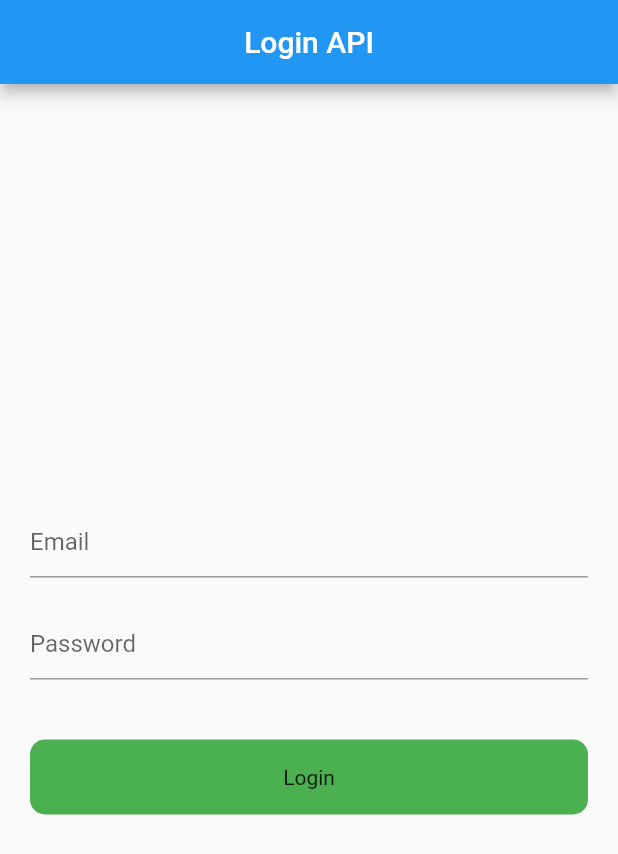
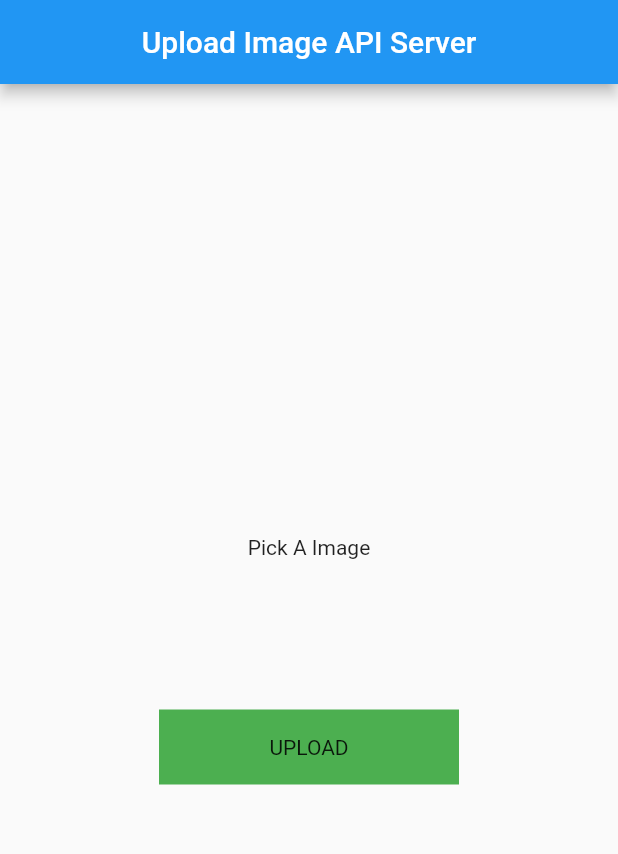
Before and after one commit to mohit-52/Learning-Api-Call-in-Flutter-, a Flutter app: the screen it shows after launch, on a phone screen of 412 x 824 dp. Shown: the top 854 px of the screen. Run offline on Flutter 3.47's test engine with Material 2 defaults, Android fonts, the phone set to English and light mode, and no system bars; drawn by our look-alikes of modal_progress_hud_nsn; our stand-ins replace image_picker.

Commit message:
Image Uploading on API

```diff
--- a/lib/main.dart
+++ b/lib/main.dart
@@ -1,8 +1,5 @@
 import 'package:flutter/material.dart';
-import 'package:learning_api/signup.dart';
-
-import 'login.dart';
-
+import 'package:learning_api/upload_image.dart';
 
 
 void main() {
@@ -20,7 +17,7 @@
 
         primarySwatch: Colors.blue,
       ),
-      home: const LoginScreen(),
+      home: const UploadImageScreen(),
     );
   }
 }
--- /dev/null
+++ b/lib/upload_image.dart
@@ -0,0 +1,115 @@
+import 'dart:io';
+import 'package:flutter/material.dart';
+import 'package:http/http.dart' as http;
+import 'package:image_picker/image_picker.dart';
+import 'package:modal_progress_hud_nsn/modal_progress_hud_nsn.dart';
+
+class UploadImageScreen extends StatefulWidget {
+  const UploadImageScreen({Key? key}) : super(key: key);
+
+  @override
+  State<UploadImageScreen> createState() => _UploadImageScreenState();
+}
+
+class _UploadImageScreenState extends State<UploadImageScreen> {
+
+  File? image;
+  final _picker = ImagePicker();
+  bool showSpinner = false;
+
+  getImage() async {
+    final pickedFile = await _picker.pickImage(
+        source: ImageSource.gallery, imageQuality: 80);
+
+    if (pickedFile != null) {
+      image = File(pickedFile.path);
+      setState(() {
+
+      });
+    } else {
+      print("No image selected");
+    }
+  }
+
+  Future<void> uploadImage() async {
+    setState(() {
+      showSpinner = true;
+    });
+
+    var stream =  http.ByteStream(image!.openRead());
+    stream.cast();
+    var length = await image!.length();
+
+    var uri = Uri.parse('http://fakestoreapi.com/products');
+
+    var request  =  http.MultipartRequest('POST', uri);
+
+    request.fields['title'] = 'Static Title';
+
+    var multiPort = http.MultipartFile('image', stream, length);
+
+    request.files.add(multiPort);
+
+    var response = await request.send();
+
+    if(response.statusCode == 200){
+      setState(() {
+        showSpinner = false;
+      });
+      print("Image Uploaded!");
+    }else{
+      setState(() {
+        showSpinner = false;
+      });
+      print("Failed to upload image!");
+    }
+  }
+
+  @override
+  Widget build(BuildContext context) {
+    return ModalProgressHUD(
+      inAsyncCall: showSpinner,
+      child: Scaffold(
+        appBar: AppBar(
+          title: const Text('Upload Image API Server'),
+          centerTitle: true,
+        ),
+        body: Column(
+          mainAxisAlignment: MainAxisAlignment.center,
+          children: [
+            Container(
+              child: image == null ? GestureDetector(
+                  onTap: () {
+                    getImage();
+                  },
+                  child: const Center(child: Text("Pick A Image"))) :
+
+              Container(
+                child: Center(
+                  child: Image.file(
+                    File(image!.path).absolute,
+                    height: 100,
+                    width: 100,
+                    fit: BoxFit.cover,
+                  ),
+                ),
+              ),
+            ),
+            const SizedBox(height: 100,),
+            GestureDetector(
+              onTap: () {
+                uploadImage();
+              },
+              child: Container(
+                height: 50,
+                width: 200,
+                color: Colors.green,
+                child: const Center(child: Text("UPLOAD"),),
+              ),
+            )
+          ],
+        ),
+      ),
+    );
+  }
+}
--- a/pubspec.yaml
+++ b/pubspec.yaml
@@ -37,6 +37,7 @@
   cupertino_icons: ^1.0.2
   http: ^0.13.6
   modal_progress_hud_nsn: ^0.3.0
+  image_picker: ^0.8.7+5
 
 dev_dependencies:
   flutter_test:
```
Also changed, not shown: pubspec.lock, 2 other files.
